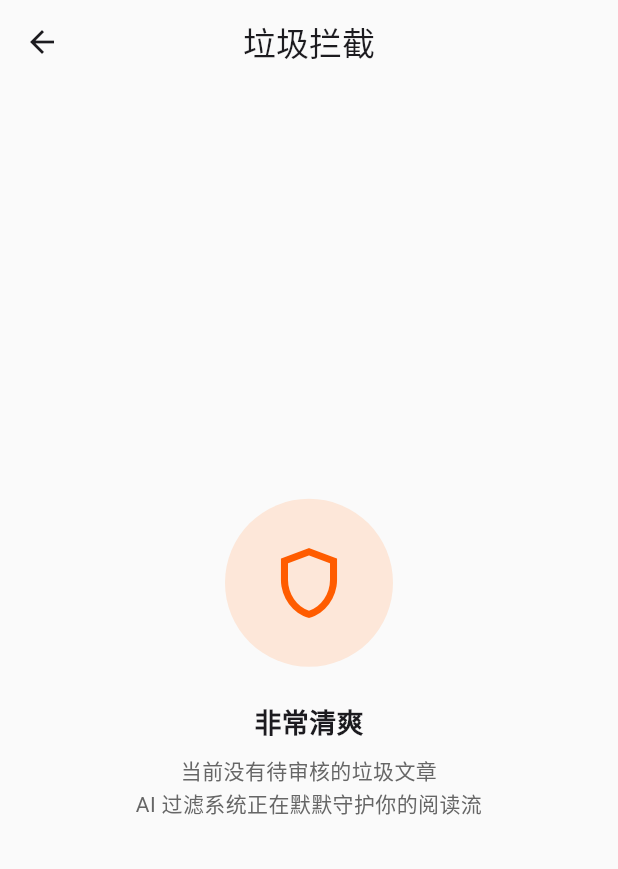
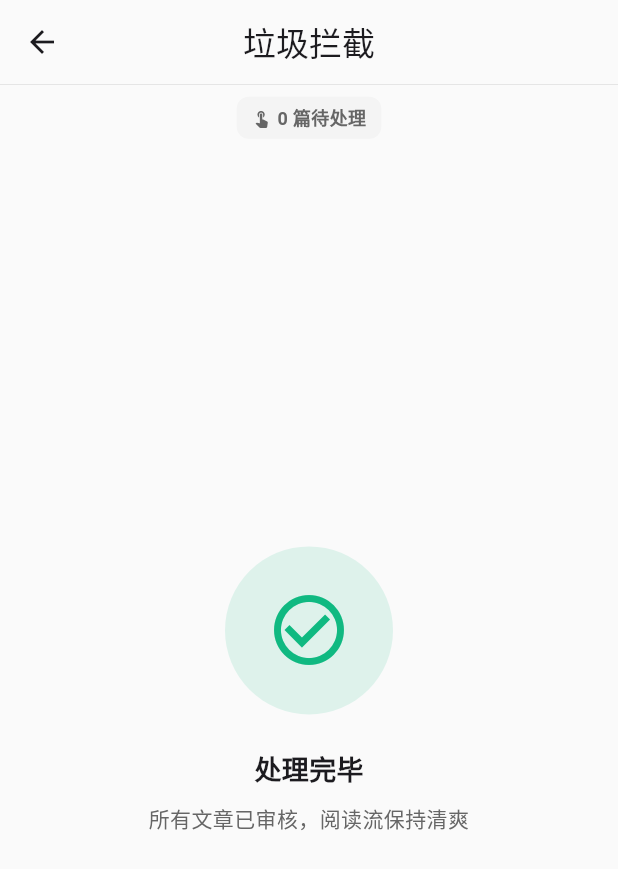
Before and after one commit to X-Ray-git/autofolo-mobile, a Flutter app: the FilterReviewPage screen opened by its route, on a phone screen of 412 x 824 dp. Shown: the top 869 px of the screen. Run offline on Flutter 3.47's test engine with Material 3 defaults, Android fonts, the phone set to English and light mode, and no system bars; our stand-ins replace cached_network_image, dio, flutter_html, flutter_smart_dialog, get, hive_flutter and 3 more; missing offline and left inert: flutter_displaymode, image_gallery_saver_plus; accounts and stored records are empty.

Commit message:
Refactor: FilterReview status pills — real-time human/LLM counts, aligned AppBar, removed reject-all, §44 doc

```diff
--- a/lib/pages/timeline/filter_review_page.dart
+++ b/lib/pages/timeline/filter_review_page.dart
@@ -1,4 +1,3 @@
-import 'dart:ui';
 import 'package:flutter/material.dart';
 import 'package:get/get.dart';
 
@@ -27,12 +26,10 @@ class _FilterReviewPageState extends State<FilterReviewPage> {
   void initState() {
     super.initState();
     _loadArticles();
-    // 注册增量推送回调
     AutoFilterWorker.onRejected = (entryId, title, reason) {
       if (!mounted) return;
       if (_seenIds.contains(entryId)) return;
       _seenIds.add(entryId);
-      // 从 DB 或内存中获取完整 article
       final raw = GStorage.articleDb.get(entryId);
       if (raw is Map) {
         final article = ArticleModel.fromCache(Map<String, dynamic>.from(raw));
@@ -65,20 +62,16 @@ class _FilterReviewPageState extends State<FilterReviewPage> {
     _articles.value = all;
   }
 
-  // 恢复 (Keep)
   void _keep(ArticleModel article) {
     ArticleStateNotifier.tick(article.entryId);
     AutoFilterWorker.unReject(article.entryId);
-    AutoFilterWorker.unReject(article.entryId); // 冗余调用以确保状态更新
     if (Get.isRegistered<TimelineController>()) {
       Get.find<TimelineController>().markAsUnreadLocal(article.entryId);
     }
     setState(() => _articles.removeWhere((a) => a.entryId == article.entryId));
   }
 
-  // 彻底拒绝 (Reject)
   void _reject(ArticleModel article) {
-    // 标记已审核，防止重判
     LocalArticleDbService.upsertOne(ArticleModel(
       entryId: article.entryId,
       feedId: article.feedId,
@@ -97,7 +90,6 @@ class _FilterReviewPageState extends State<FilterReviewPage> {
       filterReason: article.filterReason,
       filterReviewed: true,
     ));
-    // 标已读
     if (Get.isRegistered<TimelineController>()) {
       Get.find<TimelineController>().markAsReadLocal(article.entryId);
     } else {
@@ -110,12 +102,6 @@ class _FilterReviewPageState extends State<FilterReviewPage> {
     setState(() => _articles.removeWhere((a) => a.entryId == article.entryId));
   }
 
-  void _rejectAll() {
-    for (final a in List.from(_articles)) {
-      _reject(a);
-    }
-  }
-
   @override
   Widget build(BuildContext context) {
     final cs = Theme.of(context).colorScheme;
@@ -123,75 +109,33 @@ class _FilterReviewPageState extends State<FilterReviewPage> {
     return Scaffold(
       appBar: AppBar(
         centerTitle: true,
-        backgroundColor: cs.surface.withValues(alpha: 0.7),
+        backgroundColor: cs.surface,
         elevation: 0,
         scrolledUnderElevation: 0,
-        flexibleSpace: ClipRect(
-          child: BackdropFilter(
-            filter: ImageFilter.blur(sigmaX: 20, sigmaY: 20),
-            child: Container(color: Colors.transparent),
-          ),
+        bottom: const PreferredSize(
+          preferredSize: Size.fromHeight(0.5),
+          child: Divider(height: 0.5, thickness: 0.5),
         ),
         title: const Text('垃圾拦截'),
-        actions: [
-          Obx(() {
+      ),
+      body: Obx(() {
+        final humanCount = _articles.length;
         final q = AutoFilterWorker.queuedCount.value;
         final p = AutoFilterWorker.processingCount.value;
-            if (q == 0 && p == 0) return const SizedBox.shrink();
+        final llmActive = q > 0 || p > 0;
 
-            return Center(
-              child: Container(
-                margin: const EdgeInsets.only(right: 12),
-                padding: const EdgeInsets.symmetric(horizontal: 10, vertical: 4),
-                decoration: BoxDecoration(
-                  color: cs.primaryContainer,
-                  borderRadius: BorderRadius.circular(12),
+        return Column(
+          children: [
+            _StatusPills(
+              cs: cs,
+              humanCount: humanCount,
+              llmCount: q + p,
+              llmActive: llmActive,
             ),
-                child: Row(
-                  mainAxisSize: MainAxisSize.min,
-                  children: [
-                    SizedBox(
-                      width: 10,
-                      height: 10,
-                      child: CircularProgressIndicator(
-                        strokeWidth: 2,
-                        color: cs.onPrimaryContainer,
-                      ),
-                    ),
-                    const SizedBox(width: 6),
-                    Text(
-                      '判定中 ${q + p}',
-                      style: TextStyle(
-                        fontSize: 12,
-                        color: cs.onPrimaryContainer,
-                        fontWeight: FontWeight.w600,
-                      ),
-                    ),
-                  ],
-                ),
-              ),
-            );
-          }),
-        ],
-      ),
-      body: Obx(() => _articles.isEmpty
-          ? _buildEmptyState(cs)
-          : Column(
-              children: [
-                // 进度条
-                Obx(() {
-                  final q = AutoFilterWorker.queuedCount.value;
-                  final p = AutoFilterWorker.processingCount.value;
-                  if (q == 0 && p == 0) return const SizedBox.shrink();
-                  return LinearProgressIndicator(
-                    value: p > 0 ? null : 0,
-                    minHeight: 2,
-                    backgroundColor: Colors.transparent,
-                    valueColor: AlwaysStoppedAnimation<Color>(cs.primary),
-                  );
-                }),
             Expanded(
-                  child: ListView.builder(
+              child: _articles.isEmpty
+                  ? _buildEmptyState(cs, llmActive: llmActive, llmCount: q + p)
+                  : ListView.builder(
                       padding: EdgeInsets.only(
                         top: 6,
                         bottom: 16 + MediaQuery.of(context).padding.bottom,
@@ -208,37 +152,37 @@ class _FilterReviewPageState extends State<FilterReviewPage> {
                           },
                           confirmDismiss: (direction) async {
                             if (direction == DismissDirection.startToEnd) {
-                            // 右滑 = 恢复 (Keep)
                               _keep(article);
                             } else {
-                            // 左滑 = 彻底拒绝 (Reject)
                               _reject(article);
                             }
-                          return false; // 手动管理数组移除并利用 setState 刷新
+                            return false;
                           },
-                        // 右滑背景（恢复文章）
                           background: Padding(
-                          padding: const EdgeInsets.symmetric(horizontal: 12, vertical: 6),
+                            padding: const EdgeInsets.symmetric(
+                                horizontal: 12, vertical: 6),
                             child: ClipRRect(
                               borderRadius: BorderRadius.circular(16),
                               child: Container(
-                              color: const Color(0xFF10B981), // 生机绿
+                                color: const Color(0xFF10B981),
                                 alignment: Alignment.centerLeft,
                                 padding: const EdgeInsets.only(left: 24),
-                              child: const Icon(Icons.restore_rounded, color: Colors.white, size: 28),
+                                child: const Icon(Icons.restore_rounded,
+                                    color: Colors.white, size: 28),
                               ),
                             ),
                           ),
-                        // 左滑背景（彻底删除）
                           secondaryBackground: Padding(
-                          padding: const EdgeInsets.symmetric(horizontal: 12, vertical: 6),
+                            padding: const EdgeInsets.symmetric(
+                                horizontal: 12, vertical: 6),
                             child: ClipRRect(
                               borderRadius: BorderRadius.circular(16),
                               child: Container(
-                              color: cs.error, // 警告红
+                                color: cs.error,
                                 alignment: Alignment.centerRight,
                                 padding: const EdgeInsets.only(right: 24),
-                              child: const Icon(Icons.delete_sweep_rounded, color: Colors.white, size: 28),
+                                child: const Icon(Icons.delete_sweep_rounded,
+                                    color: Colors.white, size: 28),
                               ),
                             ),
                           ),
@@ -258,85 +202,132 @@ class _FilterReviewPageState extends State<FilterReviewPage> {
                     ),
             ),
           ],
-            ),
-          ),
+        );
+      }),
     );
   }
 
-  // 统一的优雅空状态
-  Widget _buildEmptyState(ColorScheme cs) {
+  Widget _buildEmptyState(ColorScheme cs,
+      {required bool llmActive, required int llmCount}) {
+    final bool allDone = !llmActive;
     return Center(
       child: Padding(
         padding: const EdgeInsets.symmetric(horizontal: 32, vertical: 24),
-        child: Column(
-          mainAxisSize: MainAxisSize.min,
-          children: [
+        child: Column(mainAxisSize: MainAxisSize.min, children: [
           Container(
             padding: const EdgeInsets.all(28),
             decoration: BoxDecoration(
-                color: cs.primaryContainer.withValues(alpha: 0.5),
+              color: allDone
+                  ? const Color(0xFF10B981).withValues(alpha: 0.12)
+                  : cs.primaryContainer.withValues(alpha: 0.5),
               shape: BoxShape.circle,
             ),
             child: Icon(
-                Icons.shield_outlined,
+              allDone ? Icons.check_circle_outline : Icons.shield_outlined,
               size: 56,
-                color: cs.primary,
+              color: allDone ? const Color(0xFF10B981) : cs.primary,
             ),
           ),
           const SizedBox(height: 24),
-            Text(
-              '非常清爽',
+          Text(allDone ? '处理完毕' : '暂无待处理内容',
               style: TextStyle(
                   fontSize: 18,
                   fontWeight: FontWeight.bold,
-                color: cs.onSurface,
-              ),
-            ),
+                  color: cs.onSurface)),
           const SizedBox(height: 8),
+          if (llmActive)
+            _LlmPill(cs: cs, count: llmCount)
+          else
             Text(
-              '当前没有待审核的垃圾文章\nAI 过滤系统正在默默守护你的阅读流',
+                allDone
+                    ? '所有文章已审核，阅读流保持清爽'
+                    : 'AI 过滤系统正在默默守护你的阅读流',
                 style: TextStyle(
                     fontSize: 14,
                     color: cs.onSurfaceVariant,
-                height: 1.6,
-              ),
-              textAlign: TextAlign.center,
-            ),
-            Obx(() {
-              final q = AutoFilterWorker.queuedCount.value;
-              final p = AutoFilterWorker.processingCount.value;
-              if (q > 0 || p > 0) {
-                return Padding(
-                  padding: const EdgeInsets.only(top: 24),
-                  child: Container(
-                    padding: const EdgeInsets.symmetric(horizontal: 16, vertical: 8),
-                    decoration: BoxDecoration(
-                      color: cs.surfaceContainerHighest.withValues(alpha: 0.5),
-                      borderRadius: BorderRadius.circular(999),
-                    ),
-                    child: Row(
-                      mainAxisSize: MainAxisSize.min,
-                      children: [
-                        SizedBox(
-                          width: 12,
-                          height: 12,
-                          child: CircularProgressIndicator(strokeWidth: 2, color: cs.primary),
-                        ),
-                        const SizedBox(width: 8),
-                        Text(
-                          '后台正在判定: $q 排队, $p 处理中',
-                          style: TextStyle(fontSize: 12, color: cs.onSurfaceVariant),
-                        ),
-                      ],
-                    ),
-                  ),
-                );
-              }
-              return const SizedBox.shrink();
-            }),
-          ],
-        ),
+                    height: 1.6),
+                textAlign: TextAlign.center),
+        ]),
       ),
     );
   }
 }
+
+// ── 状态药片行 ──────────
+class _StatusPills extends StatelessWidget {
+  final ColorScheme cs;
+  final int humanCount;
+  final int llmCount;
+  final bool llmActive;
+
+  const _StatusPills({
+    required this.cs,
+    required this.humanCount,
+    required this.llmCount,
+    required this.llmActive,
+  });
+
+  @override
+  Widget build(BuildContext context) {
+    return Padding(
+      padding: const EdgeInsets.fromLTRB(12, 8, 12, 4),
+      child: Row(mainAxisSize: MainAxisSize.min, children: [
+        Container(
+          padding: const EdgeInsets.symmetric(horizontal: 10, vertical: 5),
+          decoration: BoxDecoration(
+            color: humanCount > 0
+                ? cs.primary.withValues(alpha: 0.12)
+                : cs.surfaceContainerHighest.withValues(alpha: 0.5),
+            borderRadius: BorderRadius.circular(8),
+          ),
+          child: Row(mainAxisSize: MainAxisSize.min, children: [
+            Icon(Icons.touch_app,
+                size: 13,
+                color: humanCount > 0 ? cs.primary : cs.onSurfaceVariant),
+            const SizedBox(width: 4),
+            Text('$humanCount 篇待处理',
+                style: TextStyle(
+                    fontSize: 12,
+                    fontWeight: FontWeight.w600,
+                    color: humanCount > 0 ? cs.primary : cs.onSurfaceVariant)),
+          ]),
+        ),
+        if (llmActive) ...[
+          const SizedBox(width: 8),
+          _LlmPill(cs: cs, count: llmCount),
+        ],
+      ]),
+    );
+  }
+}
+
+class _LlmPill extends StatelessWidget {
+  final ColorScheme cs;
+  final int count;
+
+  const _LlmPill({required this.cs, required this.count});
+
+  @override
+  Widget build(BuildContext context) {
+    return Container(
+      padding: const EdgeInsets.symmetric(horizontal: 10, vertical: 5),
+      decoration: BoxDecoration(
+        color: cs.surfaceContainerHighest.withValues(alpha: 0.5),
+        borderRadius: BorderRadius.circular(8),
+      ),
+      child: Row(mainAxisSize: MainAxisSize.min, children: [
+        SizedBox(
+            width: 10,
+            height: 10,
+            child: CircularProgressIndicator(
+                strokeWidth: 2, color: cs.onSurfaceVariant)),
+        const SizedBox(width: 6),
+        Text('$count 篇判定中',
+            style: TextStyle(
+                fontSize: 12,
+                fontWeight: FontWeight.w500,
+                color: cs.onSurfaceVariant)),
+      ]),
+    );
+  }
+}
```
Also changed, not shown: 1 other file. Lines whose indentation alone changed are shown as unchanged.
